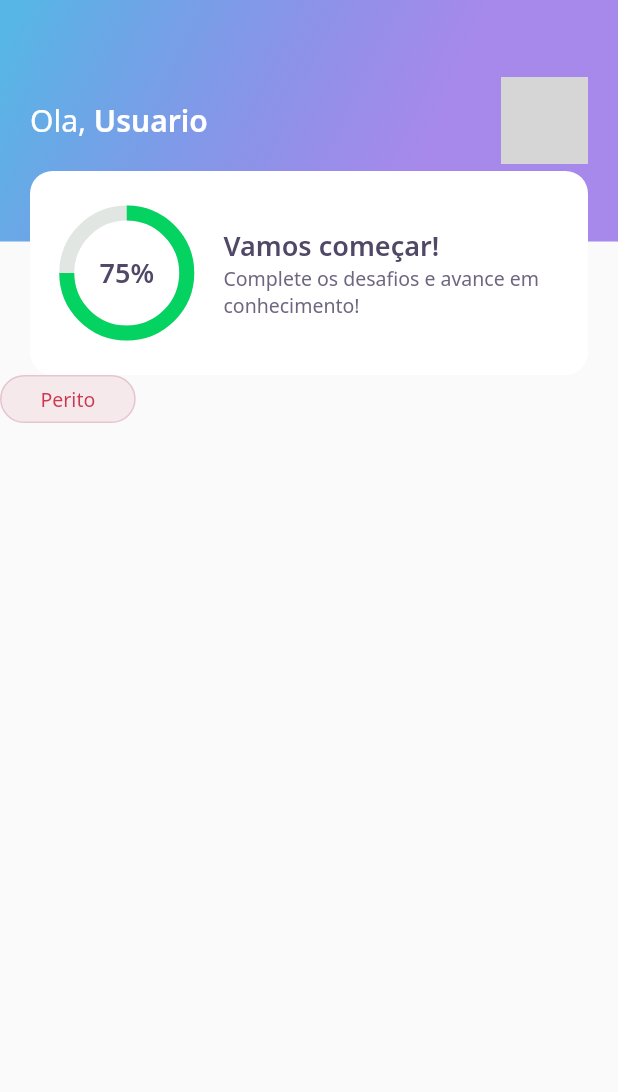
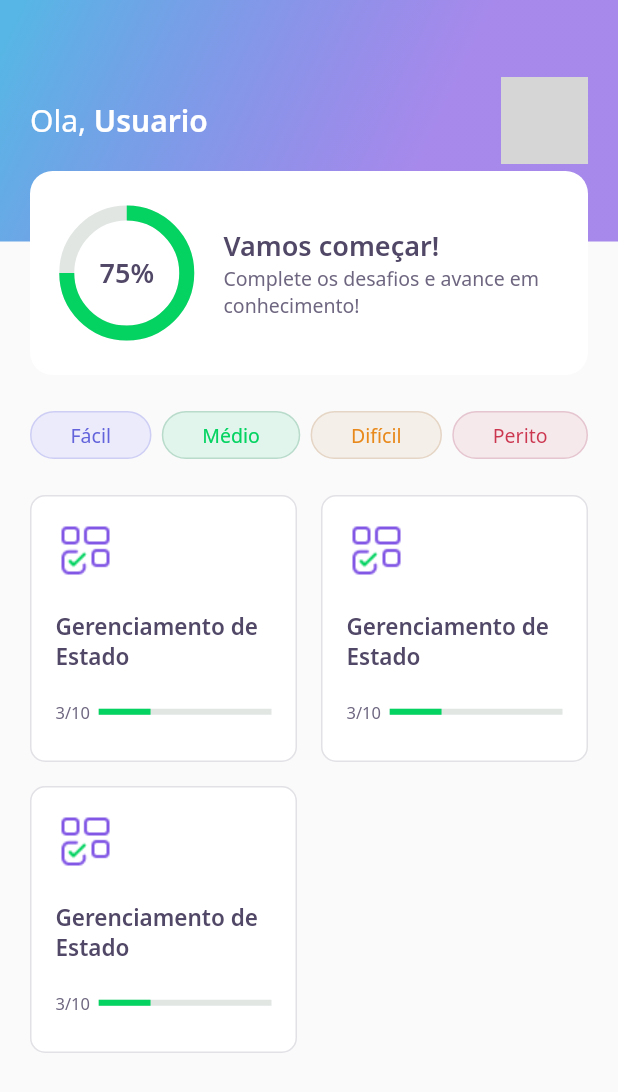
Before and after one commit to Gabrielzyr/Flutter-app, a Flutter app: the screen it shows after launch, on a phone screen of 412 x 824 dp. Shown: the top 1092 px of the screen. Run offline on Flutter 3.47's test engine with Material 2 defaults, Android fonts, the phone set to English and light mode, and no system bars; our stand-ins replace google_fonts; network calls fail; grey boxes are pictures that could not be loaded.

Commit message:
Added quiz card

```diff
--- a/lib/home/home_page.dart
+++ b/lib/home/home_page.dart
@@ -1,6 +1,7 @@
 import 'package:flutter/material.dart';
 import 'package:nlw5_flutter/home/widgets/appbar/app_bar_widget.dart';
 import 'package:nlw5_flutter/home/widgets/level_button/level_button_widget.dart';
+import 'package:nlw5_flutter/home/widgets/quiz_card/quiz_card_widget.dart';
 
 class HomePage extends StatefulWidget {
   HomePage({Key? key}) : super(key: key);
@@ -14,7 +15,44 @@ class _HomePageState extends State<HomePage> {
   Widget build(BuildContext context) {
     return Scaffold(
       appBar: AppBarWidget(),
-      body: LevelButtonWidget(label: "Perito"),
+      body: Padding(
+        padding: const EdgeInsets.symmetric(horizontal: 20),
+        child: Column(
+          children: [
+            SizedBox(height: 24,),
+            Row(
+              mainAxisAlignment: MainAxisAlignment.spaceBetween,
+              children: [
+                LevelButtonWidget(
+                  label: "Fácil"
+                ),
+                LevelButtonWidget(
+                  label: "Médio"
+                ),
+                LevelButtonWidget(
+                  label: "Difícil"
+                ),
+                LevelButtonWidget(
+                  label: "Perito"
+                ),
+              ]
+            ),
+            SizedBox(height: 24,),
+            Expanded(
+              child: GridView.count(
+                crossAxisCount: 2,
+                crossAxisSpacing: 16,
+                mainAxisSpacing: 16,
+                children: [
+                  QuizCardWidget(),
+                  QuizCardWidget(),
+                  QuizCardWidget(),
+                ],
+              )
+            )
+          ],
+        ),
+      ),
     );
   }
 }
--- /dev/null
+++ b/lib/home/widgets/quiz_card/quiz_card_widget.dart
@@ -0,0 +1,61 @@
+import 'package:flutter/material.dart';
+import 'package:nlw5_flutter/core/core.dart';
+
+class QuizCardWidget extends StatelessWidget {
+  const QuizCardWidget({Key? key}) : super(key: key);
+
+  @override
+  Widget build(BuildContext context) {
+    return Container(
+      padding: EdgeInsets.all(16),
+      decoration: BoxDecoration(
+        border: Border.fromBorderSide(BorderSide(
+          color: AppColors.border,
+        )),
+        color: AppColors.white,
+        borderRadius: BorderRadius.circular(10)
+      ),
+      child: Column(
+        crossAxisAlignment: CrossAxisAlignment.start,
+        children: [
+          Container(
+            height: 40,
+            width: 40,
+            child: Image.asset(AppImages.blocks),
+          ),
+          SizedBox(
+            height: 20,
+          ),
+          Text(
+            "Gerenciamento de Estado",
+            style: AppTextStyles.heading15,
+          ),
+          SizedBox(
+            height: 20,
+          ),
+          Row(
+            children: [
+              Expanded(
+                flex: 1,
+                child:
+                  Text(
+                    "3/10",
+                    style: AppTextStyles.body11,
+                  ),
+
+              ),
+              Expanded(
+                flex: 4,
+                child: LinearProgressIndicator(
+                  value: 0.3,
+                  backgroundColor: AppColors.chartSecondary,
+                  valueColor: AlwaysStoppedAnimation<Color>(AppColors.chartPrimary),
+                )
+              )
+            ]
+          )
+        ]
+      ),
+    );
+  }
+}
```
